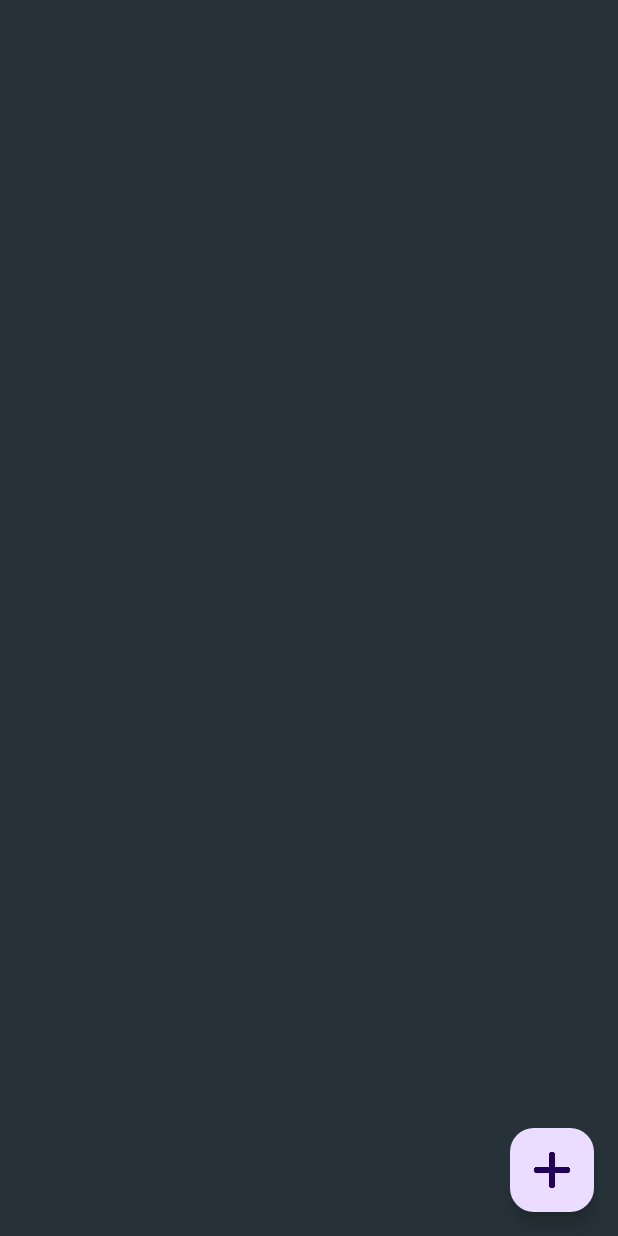
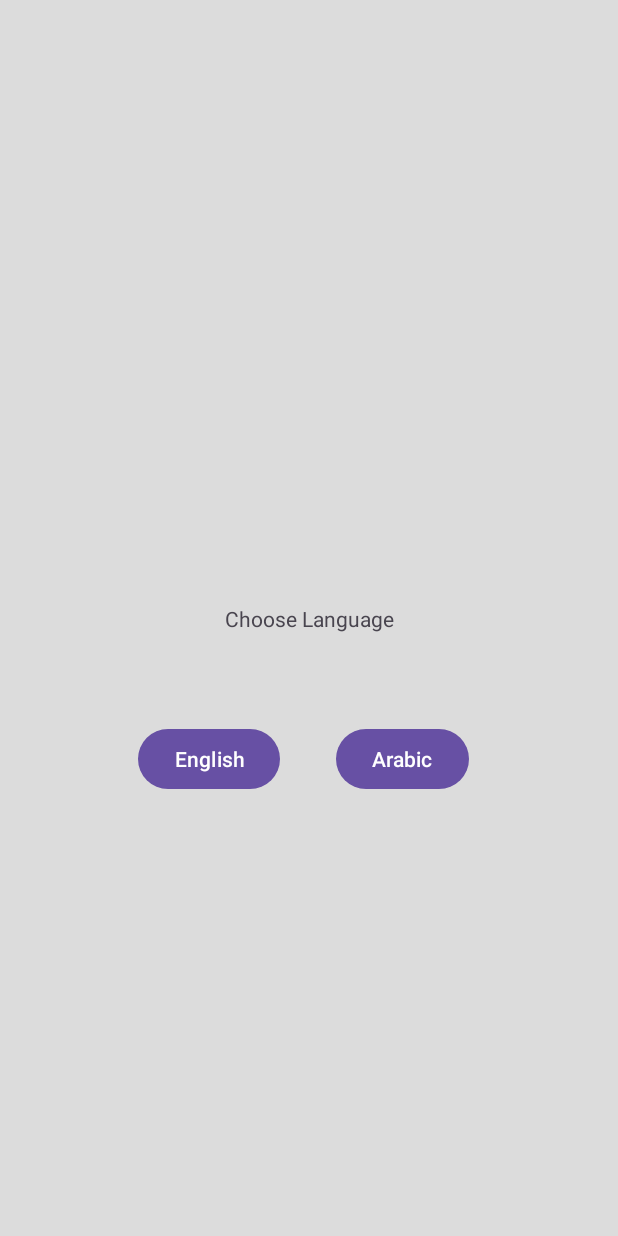
Before and after one commit to mahmoud126d/NoteApp, an Android app: the screen it shows after launch (MainActivity before the commit, LanguageActivity after it), on a phone screen of 412 x 824 dp. Run offline under Robolectric (Android 15) with nearby library versions, the phone set to English and light mode, and no system bars.

Commit message:
update ui

```diff
--- a/app/src/main/AndroidManifest.xml
+++ b/app/src/main/AndroidManifest.xml
@@ -14,6 +14,10 @@
         tools:targetApi="31">
         <activity
             android:name=".MainActivity"
+            android:exported="false" />
+        <activity
+
+            android:name=".LanguageActivity"
             android:exported="true">
             <intent-filter>
                 <action android:name="android.intent.action.MAIN" />
--- a/app/src/main/java/com/example/noteapp/AddNoteFragment.java
+++ b/app/src/main/java/com/example/noteapp/AddNoteFragment.java
@@ -1,5 +1,6 @@
 package com.example.noteapp;
 
+import android.app.Activity;
 import android.content.Context;
 import android.os.Bundle;
 
@@ -13,6 +14,7 @@ import android.util.Log;
 import android.view.LayoutInflater;
 import android.view.View;
 import android.view.ViewGroup;
+import android.view.WindowManager;
 import android.widget.Button;
 import android.widget.EditText;
 import android.widget.Toast;
--- /dev/null
+++ b/app/src/main/java/com/example/noteapp/LanguageActivity.java
@@ -0,0 +1,62 @@
+package com.example.noteapp;
+
+import android.content.Intent;
+import android.content.SharedPreferences;
+import android.os.Bundle;
+import android.util.Log;
+import android.view.View;
+import android.widget.Button;
+
+import androidx.activity.EdgeToEdge;
+import androidx.appcompat.app.AppCompatActivity;
+
+public class LanguageActivity extends AppCompatActivity {
+    Button englishButton;
+    Button arabicButton;
+    SharedPreferences sharedPreferences;
+    public static final int ARABIC = 0;
+    public static final int ENGLISH = 1;
+
+    @Override
+    protected void onCreate(Bundle savedInstanceState) {
+        super.onCreate(savedInstanceState);
+        EdgeToEdge.enable(this);
+        setContentView(R.layout.activity_language);
+        arabicButton = findViewById(R.id.btn_arabic);
+        englishButton = findViewById(R.id.btn_English);
+
+        sharedPreferences = getPreferences(MODE_PRIVATE);
+
+        if (sharedPreferences.contains("language")) {
+
+            Intent i = new Intent(getApplicationContext(), MainActivity.class);
+            i.putExtra("language",sharedPreferences.getInt("language",999));
+            startActivity(i);
+        }
+
+
+        arabicButton.setOnClickListener(new View.OnClickListener() {
+            @Override
+            public void onClick(View v) {
+                SharedPreferences.Editor editor = sharedPreferences.edit();
+                editor.putInt("language", ARABIC);
+                editor.apply();
+                Intent i = new Intent(getApplicationContext(), MainActivity.class);
+                i.putExtra("language",ARABIC);
+                startActivity(i);
+            }
+        });
+
+        englishButton.setOnClickListener(new View.OnClickListener() {
+            @Override
+            public void onClick(View v) {
+                SharedPreferences.Editor editor = sharedPreferences.edit();
+                editor.putInt("language", ENGLISH);
+                editor.apply();
+                Intent i = new Intent(getApplicationContext(), MainActivity.class);
+                i.putExtra("language",ENGLISH);
+                startActivity(i);
+            }
+        });
+    }
+}
--- a/app/src/main/java/com/example/noteapp/NoteInformationFragment.java
+++ b/app/src/main/java/com/example/noteapp/NoteInformationFragment.java
@@ -27,7 +27,6 @@ public class NoteInformationFragment extends Fragment {
     public void onCreate(Bundle savedInstanceState) {
         super.onCreate(savedInstanceState);
     }
-
     @Override
     public View onCreateView(LayoutInflater inflater, ViewGroup container,
                              Bundle savedInstanceState) {
--- /dev/null
+++ b/app/src/main/res/layout/activity_language.xml
@@ -0,0 +1,43 @@
+<?xml version="1.0" encoding="utf-8"?>
+<androidx.constraintlayout.widget.ConstraintLayout xmlns:android="http://schemas.android.com/apk/res/android"
+    xmlns:app="http://schemas.android.com/apk/res-auto"
+    xmlns:tools="http://schemas.android.com/tools"
+    android:id="@+id/main"
+    android:layout_width="match_parent"
+    android:layout_height="match_parent"
+    android:background="#DCDCDC"
+    tools:context=".LanguageActivity">
+
+    <TextView
+        android:id="@+id/textView"
+        android:layout_width="wrap_content"
+        android:layout_height="wrap_content"
+        android:text="@string/choose_language"
+        app:layout_constraintBottom_toBottomOf="parent"
+        app:layout_constraintEnd_toEndOf="parent"
+        app:layout_constraintStart_toStartOf="parent"
+        app:layout_constraintTop_toTopOf="parent" />
+
+    <Button
+        android:id="@+id/btn_English"
+        android:layout_width="wrap_content"
+        android:layout_height="wrap_content"
+        android:layout_marginStart="92dp"
+        android:layout_marginTop="60dp"
+        android:text="@string/english"
+        app:layout_constraintStart_toStartOf="parent"
+        app:layout_constraintTop_toBottomOf="@+id/textView" />
+
+    <Button
+        android:id="@+id/btn_arabic"
+        android:layout_width="wrap_content"
+        android:layout_height="wrap_content"
+        android:layout_marginTop="60dp"
+        android:layout_marginEnd="96dp"
+        android:text="@string/arabic"
+        app:layout_constraintEnd_toEndOf="parent"
+        app:layout_constraintHorizontal_bias="0.923"
+        app:layout_constraintStart_toEndOf="@+id/btn_English"
+        app:layout_constraintTop_toBottomOf="@+id/textView" />
+
+</androidx.constraintlayout.widget.ConstraintLayout>
--- a/app/src/main/res/layout/fragment_update_note.xml
+++ b/app/src/main/res/layout/fragment_update_note.xml
@@ -4,7 +4,7 @@
     xmlns:tools="http://schemas.android.com/tools"
     android:layout_width="match_parent"
     android:layout_height="wrap_content"
-    android:background="#ECEFF1"
+    android:background="@drawable/border"
     tools:context=".UpdateNoteFragment">
 
     <EditText
@@ -22,20 +22,24 @@
 
     <Button
         android:id="@+id/btn_update"
+        style="@style/Widget.MaterialComponents.Button.TextButton.Icon"
         android:layout_width="wrap_content"
         android:layout_height="wrap_content"
         android:layout_marginStart="84dp"
         android:layout_marginTop="56dp"
         android:text="@string/update"
+        app:icon="@drawable/update"
         app:layout_constraintStart_toStartOf="parent"
         app:layout_constraintTop_toBottomOf="@+id/et_note_edit" />
 
     <Button
         android:id="@+id/btn_cancel_update"
+        style="@style/Widget.MaterialComponents.Button.TextButton.Icon"
         android:layout_width="wrap_content"
         android:layout_height="wrap_content"
         android:layout_marginTop="58dp"
         android:text="@string/cancel"
+        app:icon="@drawable/cancel"
         app:layout_constraintEnd_toEndOf="parent"
         app:layout_constraintStart_toEndOf="@+id/btn_update"
         app:layout_constraintTop_toBottomOf="@+id/et_note_edit" />
--- a/app/src/main/res/values/strings.xml
+++ b/app/src/main/res/values/strings.xml
@@ -10,4 +10,7 @@
     <string name="delete">Delete</string>
     <string name="update">Update</string>
     <string name="enter_your_note_here">Enter your note here...</string>
+    <string name="choose_language">Choose Language</string>
+    <string name="english">English</string>
+    <string name="arabic">Arabic</string>
 </resources>
```
Also changed, not shown: app/src/main/java/com/example/noteapp/LocaleHelper.java (added, +66 -0 lines), app/src/main/java/com/example/noteapp/MainActivity.java (+31 -2 lines), app/src/main/java/com/example/noteapp/UpdateNoteFragment.java (+5 -3 lines), app/src/main/res/drawable/border.xml (added, +7 -0 lines), app/src/main/res/layout/activity_main.xml (+13 -1 lines), app/src/main/res/layout/fragment_add_note.xml (+10 -4 lines), app/src/main/res/layout/fragment_note_information.xml (+9 -6 lines), app/src/main/res/drawable/cancel.png (added), app/src/main/res/drawable/save.png (added), app/src/main/res/drawable/update.png (added), 1 other file.
